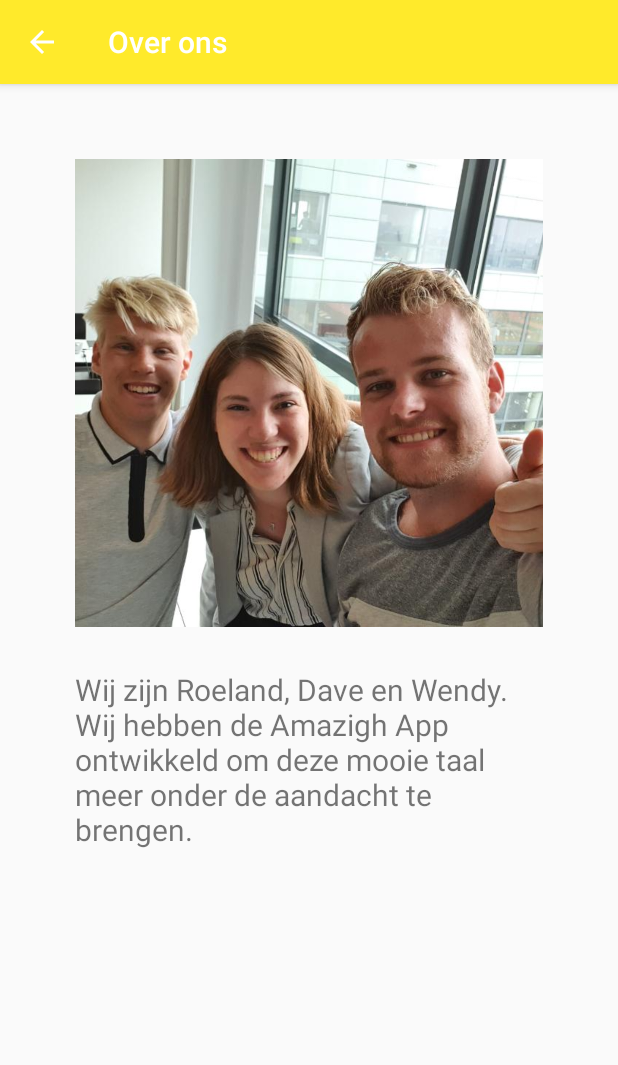
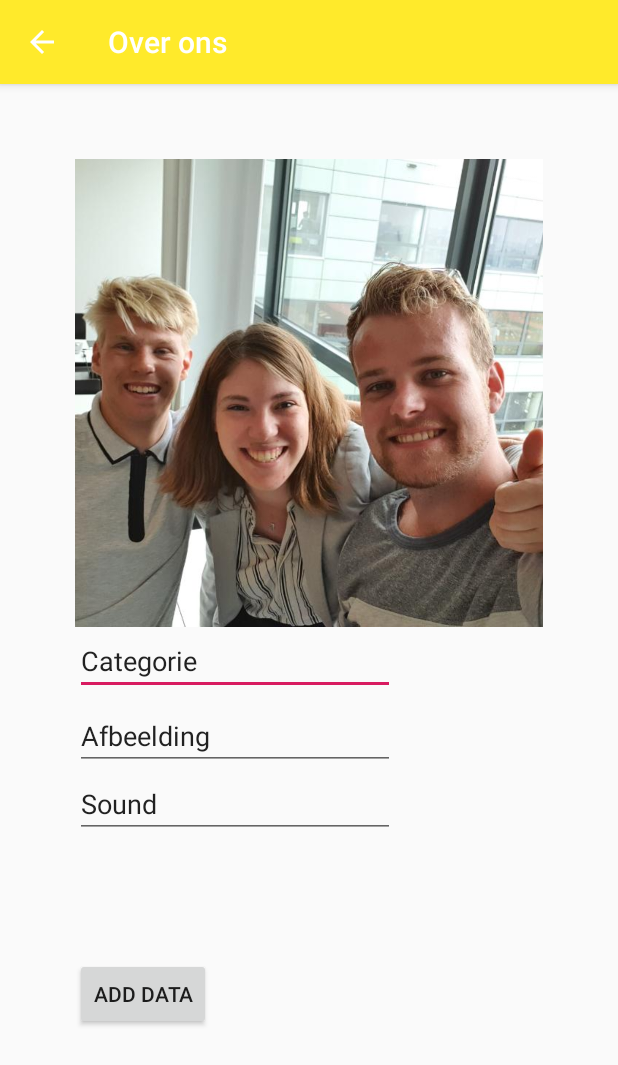
Before and after one commit to WendySegaar/Amazigh_app2, an Android app: the OverOnsActivity screen opened directly, with no data from a screen before it, on a phone screen of 412 x 824 dp. Shown: the top 1065 px of the screen. Run offline under Robolectric (Android 15) with nearby library versions, the phone set to English and light mode, and no system bars.

Commit message:
data in database kunen opslaan(EINDELIJK)

```diff
--- a/app/src/main/java/com/example/amazigh_app2/OverOnsActivity.java
+++ b/app/src/main/java/com/example/amazigh_app2/OverOnsActivity.java
@@ -5,8 +5,18 @@ import androidx.appcompat.app.AppCompatActivity;
 import android.graphics.Color;
 import android.graphics.drawable.ColorDrawable;
 import android.os.Bundle;
+//database
+import android.view.View;
+import android.widget.Button;
+import android.widget.EditText;
+import android.widget.Toast;
 
 public class OverOnsActivity extends AppCompatActivity {
+
+    SQLiteHelper projectDB;
+    EditText editText_Categorie, editText_Afbeelding, editText_Sound;
+    Button btnAddData;
+
 
     @Override
     protected void onCreate(Bundle savedInstanceState) {
@@ -17,5 +27,34 @@ public class OverOnsActivity extends AppCompatActivity {
         getSupportActionBar().setBackgroundDrawable(
                 new ColorDrawable(Color.parseColor("#FFEA2B")));
 
+        editText_Categorie = (EditText)findViewById(R.id.editText_Categorie);
+        editText_Afbeelding = (EditText)findViewById(R.id.editText_Afbeelding);
+        editText_Sound = (EditText)findViewById(R.id.editText_Sound);
+        btnAddData = (Button)findViewById(R.id.button_addData);
+        //database
+        projectDB = new SQLiteHelper(this);
+        AddData();
+//        Cursor resultSet = ProjectDatabase.rawQuery("Select * from TutorialsPoint",null);
+//        resultSet.ProjectDatabase();
+//        String username = resultSet.getString(0);
+//        String password = resultSet.getString(1);
+    }
+
+    public void AddData() {
+        btnAddData.setOnClickListener(
+                new View.OnClickListener() {
+                    @Override
+                    public void onClick(View v) {
+                        boolean isInserted = projectDB.insertDate(editText_Categorie.getText().toString(),
+                                editText_Afbeelding.getText().toString(),
+                                editText_Sound.getText().toString() );
+                        if (isInserted =true)
+                            Toast.makeText(OverOnsActivity.this, "Data Inserted", Toast.LENGTH_LONG).show();
+                        else
+                            Toast.makeText(OverOnsActivity.this, "Data is not Inserted", Toast.LENGTH_LONG).show();
+
+                    }
+                }
+        );
     }
 }
--- /dev/null
+++ b/app/src/main/java/com/example/amazigh_app2/SQLiteHelper.java
@@ -0,0 +1,48 @@
+package com.example.amazigh_app2;
+
+import android.content.ContentValues;
+import android.content.Context;
+import android.database.sqlite.SQLiteDatabase;
+import android.database.sqlite.SQLiteOpenHelper;
+
+import androidx.annotation.Nullable;
+
+public class SQLiteHelper extends SQLiteOpenHelper {
+    public static final String DATABASE_NAME = "ProjectDB";
+    public static final String TABLE_NAME = "Categorien";
+    public static final String COL_1 = "ID";
+    public static final String COL_2 = "CATEGORIE";
+    public static final String COL_3 = "AFBEEDING";
+    public static final String COL_4 = "SOUND";
+
+    public SQLiteHelper(@Nullable Context context) {
+        super(context, DATABASE_NAME, null, 1);
+    }
+
+    @Override
+    public void onCreate(SQLiteDatabase db) {
+        db.execSQL("create table " + TABLE_NAME + "(ID INTEGER PRIMARY KEY AUTOINCREMENT, CATEGORIE TEXT, AFBEELDING TEXT, SOUND TEXT)");
+    }
+
+    @Override
+    public void onUpgrade(SQLiteDatabase db, int oldVersion, int newVersion) {
+        db.execSQL("DROP TABLE IF EXISTS " +TABLE_NAME);
+        onCreate(db);
+    }
+    public boolean insertDate(String categorie, String afbeelding, String sound){
+        SQLiteDatabase db = this.getReadableDatabase();
+        ContentValues contentValues = new ContentValues();
+        contentValues.put(COL_2,categorie);
+        contentValues.put(COL_3,afbeelding);
+        contentValues.put(COL_4,sound);
+        long result = db.insert(TABLE_NAME, null, contentValues);
+        if (result == -1)
+            return false;
+        else
+            return true;
+
+
+    }
+
+
+}
--- a/app/src/main/res/layout/activity_over_ons.xml
+++ b/app/src/main/res/layout/activity_over_ons.xml
@@ -17,15 +17,56 @@
         app:srcCompat="@drawable/team"
         tools:layout_editor_absoluteX="0dp" />
 
-    <TextView
-        android:id="@+id/textView2"
-        android:layout_width="match_parent"
-        android:layout_height="132dp"
-        android:layout_marginTop="340dp"
-        android:maxWidth="250dp"
-        android:text="Wij zijn Roeland, Dave en Wendy. Wij hebben de Amazigh App ontwikkeld om deze mooie taal meer onder de aandacht te brengen."
-        android:textSize="20sp"
-        app:layout_constraintTop_toTopOf="@id/imageView3"
-        tools:layout_editor_absoluteX="72dp" />
+    <EditText
+        android:id="@+id/editText_Categorie"
+        android:layout_width="wrap_content"
+        android:layout_height="wrap_content"
+        android:ems="10"
+        android:inputType="textPersonName"
+        android:text="Categorie"
+        app:layout_constraintStart_toStartOf="parent"
+        app:layout_constraintTop_toBottomOf="@+id/imageView3" />
+
+    <EditText
+        android:id="@+id/editText_Afbeelding"
+        android:layout_width="wrap_content"
+        android:layout_height="wrap_content"
+        android:layout_marginTop="50dp"
+        android:ems="10"
+        android:inputType="textPersonName"
+        android:text="Afbeelding"
+        app:layout_constraintStart_toStartOf="parent"
+        app:layout_constraintTop_toTopOf="@+id/editText_Categorie" />
+
+    <EditText
+        android:id="@+id/editText_Sound"
+        android:layout_width="wrap_content"
+        android:layout_height="wrap_content"
+        android:ems="10"
+        android:inputType="textPersonName"
+        android:text="Sound"
+        app:layout_constraintStart_toStartOf="parent"
+        app:layout_constraintTop_toBottomOf="@+id/editText_Afbeelding" />
+
+    <Button
+        android:id="@+id/button_addData"
+        android:layout_width="wrap_content"
+        android:layout_height="wrap_content"
+        android:layout_marginTop="125dp"
+        android:text="Add Data"
+        app:layout_constraintStart_toStartOf="parent"
+        app:layout_constraintTop_toTopOf="@+id/editText_Sound" />
+
+
+    <!--    <TextView-->
+<!--        android:id="@+id/textView2"-->
+<!--        android:layout_width="match_parent"-->
+<!--        android:layout_height="132dp"-->
+<!--        android:layout_marginTop="340dp"-->
+<!--        android:maxWidth="250dp"-->
+<!--        android:text="Wij zijn Roeland, Dave en Wendy. Wij hebben de Amazigh App ontwikkeld om deze mooie taal meer onder de aandacht te brengen."-->
+<!--        android:textSize="20sp"-->
+<!--        app:layout_constraintTop_toTopOf="@id/imageView3"-->
+<!--        tools:layout_editor_absoluteX="72dp" />-->
 
 </androidx.constraintlayout.widget.ConstraintLayout>
```
